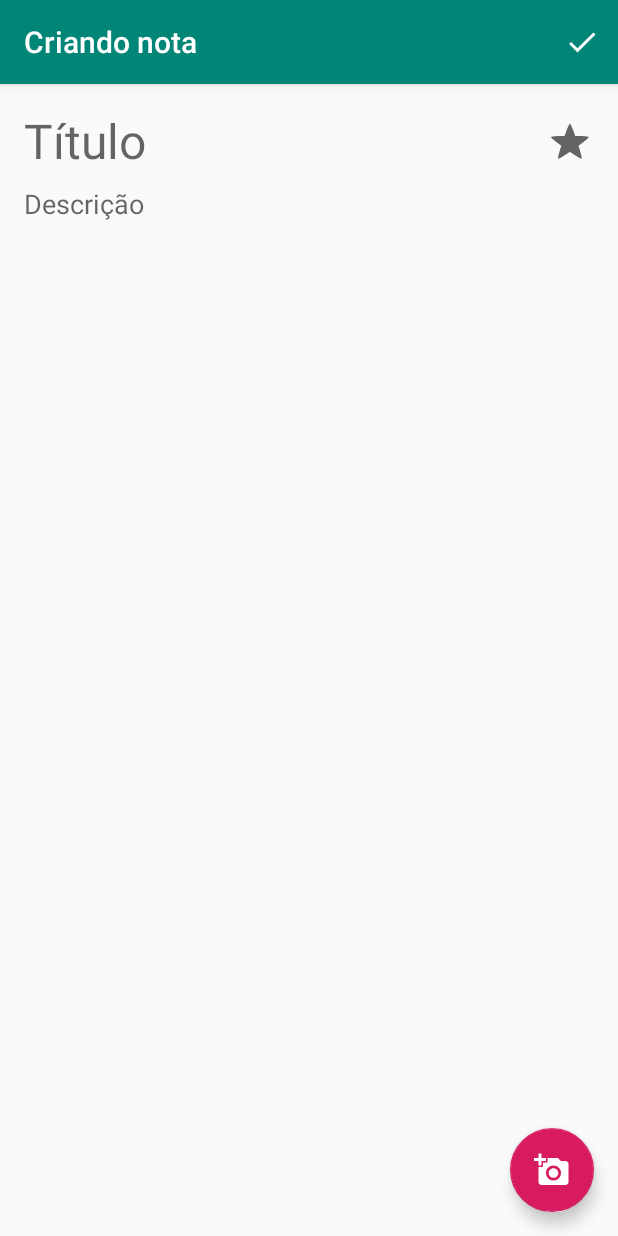
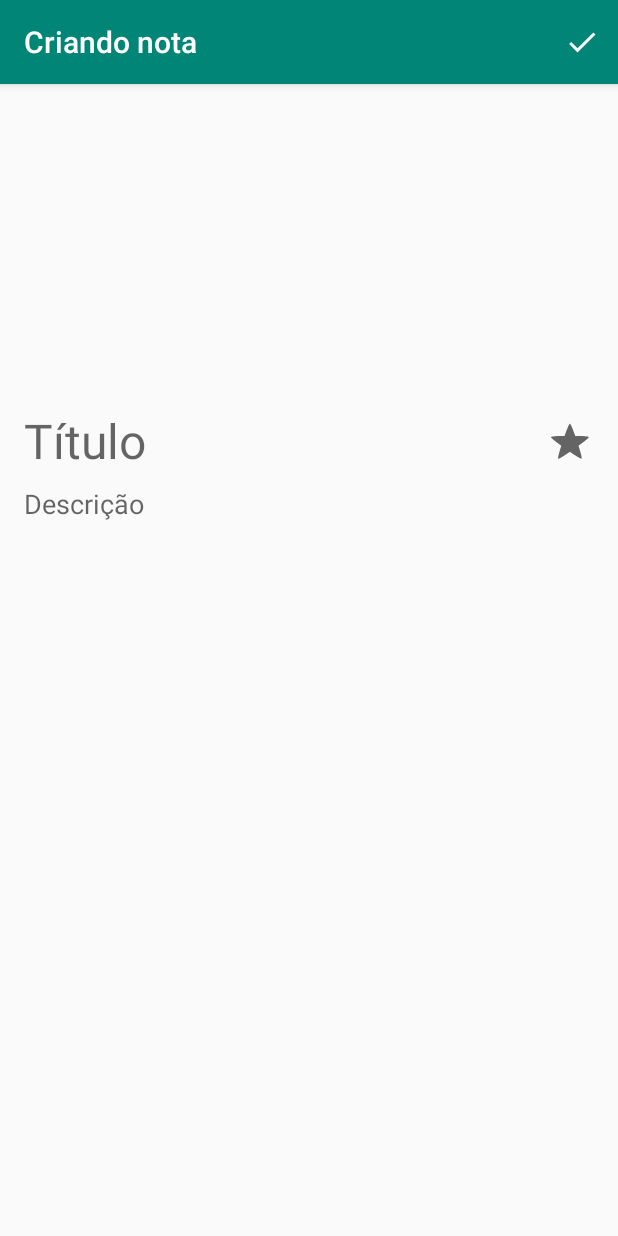
Before and after one commit to Akiira23/android-kotlin-data-binding, an Android app: the FormularioNotaFragment screen opened through its navigation route, on a phone screen of 412 x 824 dp. Run offline under Robolectric (Android 15) with nearby library versions, the phone set to English and light mode, and no system bars; our stand-ins replace Room's generated code, data binding; 1 statement that could not run was skipped.

```diff
--- a/android-databinding-projeto-inicial/app/src/main/java/br/com/alura/ceep/ui/databinding/ImageViewBindingAdapters.kt
+++ b/android-databinding-projeto-inicial/app/src/main/java/br/com/alura/ceep/ui/databinding/ImageViewBindingAdapters.kt
@@ -5,6 +5,6 @@ import androidx.databinding.BindingAdapter
 import br.com.alura.ceep.ui.extensions.carregaImagem
 
 @BindingAdapter("carregaImagem")
-fun ImageView.carregaImagemPorUrl(url: String) {
-    carregaImagem(url)
+fun ImageView.carregaImagemPorUrl(url: String?) {
+    url?.let { carregaImagem(url) }
 }
--- a/android-databinding-projeto-inicial/app/src/main/java/br/com/alura/ceep/ui/fragment/FormularioNotaFragment.kt
+++ b/android-databinding-projeto-inicial/app/src/main/java/br/com/alura/ceep/ui/fragment/FormularioNotaFragment.kt
@@ -7,11 +7,13 @@ import android.view.View.VISIBLE
 import android.widget.CheckBox
 import android.widget.EditText
 import android.widget.ImageView
+import androidx.databinding.ViewDataBinding
 import androidx.fragment.app.Fragment
 import androidx.lifecycle.Observer
 import androidx.navigation.fragment.findNavController
 import androidx.navigation.fragment.navArgs
 import br.com.alura.ceep.R
+import br.com.alura.ceep.databinding.FormularioNotaBinding
 import br.com.alura.ceep.model.Nota
 import br.com.alura.ceep.repository.Falha
 import br.com.alura.ceep.repository.Sucesso
@@ -54,6 +56,7 @@ class FormularioNotaFragment : Fragment() {
     private val fabAdicionaImagem: FloatingActionButton by lazy {
         formulario_nota_fab_adiciona_imagem
     }
+    private lateinit var viewDataBinding: FormularioNotaBinding
 
     override fun onCreate(savedInstanceState: Bundle?) {
         super.onCreate(savedInstanceState)
@@ -65,11 +68,9 @@ class FormularioNotaFragment : Fragment() {
         container: ViewGroup?,
         savedInstanceState: Bundle?
     ): View? {
-        return inflater.inflate(
-            R.layout.formulario_nota,
-            container,
-            false
-        )
+
+        viewDataBinding = FormularioNotaBinding.inflate(inflater, container, false)
+        return viewDataBinding.root
     }
 
     override fun onViewCreated(view: View, savedInstanceState: Bundle?) {
@@ -84,8 +85,8 @@ class FormularioNotaFragment : Fragment() {
         if (temIdValido()) {
             viewModel.buscaPorId(notaId).observe(this, Observer {
                 it?.let { notaEncontrada ->
+                    this.viewDataBinding.nota = notaEncontrada
                     inicializaNota(notaEncontrada)
-                    inicializaCampos()
                     appViewModel.temComponentes = appBarParaEdicao()
                 }
             })
@@ -129,15 +130,6 @@ class FormularioNotaFragment : Fragment() {
     private fun inicializaNota(notaEncontrada: Nota) {
         this.notaEncontrada = notaEncontrada
         urlAtual = this.notaEncontrada.imagemUrl
-    }
-
-    private fun inicializaCampos() {
-        if (::notaEncontrada.isInitialized) {
-            campoTitulo.setText(notaEncontrada.titulo)
-            campoDescricao.setText(notaEncontrada.descricao)
-            campoFavorita.isChecked = notaEncontrada.favorita
-            configuraImagem()
-        }
     }
 
     private fun configuraImagem() {
--- a/android-databinding-projeto-inicial/app/src/main/java/br/com/alura/ceep/ui/fragment/ListaNotasFragment.kt
+++ b/android-databinding-projeto-inicial/app/src/main/java/br/com/alura/ceep/ui/fragment/ListaNotasFragment.kt
@@ -8,6 +8,7 @@ import androidx.fragment.app.Fragment
 import androidx.lifecycle.Observer
 import androidx.navigation.fragment.findNavController
 import br.com.alura.ceep.R
+import br.com.alura.ceep.databinding.ListaNotasBinding
 import br.com.alura.ceep.ui.recyclerview.adapter.ListaNotasAdapter
 import br.com.alura.ceep.ui.viewmodel.AppViewModel
 import br.com.alura.ceep.ui.viewmodel.ComponentesVisuais
@@ -31,11 +32,11 @@ class ListaNotasFragment : Fragment() {
         container: ViewGroup?,
         savedInstanceState: Bundle?
     ): View? {
-        return inflater.inflate(
-            R.layout.lista_notas,
-            container,
-            false
-        )
+        val viewBinding = ListaNotasBinding.inflate(inflater, container, false)
+        viewBinding.vaiParaFormularioInsercao = View.OnClickListener {
+            vaiParaFormulario()
+        }
+        return viewBinding.root
     }
 
     override fun onViewCreated(view: View, savedInstanceState: Bundle?) {
@@ -43,9 +44,6 @@ class ListaNotasFragment : Fragment() {
         appViewModel.temComponentes = ComponentesVisuais(appBar = null)
         configuraRecyclerView()
         buscaTodasNotas()
-        lista_notas_fab_add.setOnClickListener {
-            vaiParaFormulario()
-        }
     }
 
     private fun buscaTodasNotas() {
--- a/android-databinding-projeto-inicial/app/src/main/res/layout/formulario_nota.xml
+++ b/android-databinding-projeto-inicial/app/src/main/res/layout/formulario_nota.xml
@@ -1,14 +1,24 @@
 <?xml version="1.0" encoding="utf-8"?>
+<layout>
+    <data>
+        <import type="android.view.View"/>
+        <variable
+            name="nota"
+            type="br.com.alura.ceep.model.Nota" />
+    </data>
     <androidx.constraintlayout.widget.ConstraintLayout xmlns:android="http://schemas.android.com/apk/res/android"
         xmlns:app="http://schemas.android.com/apk/res-auto"
         xmlns:tools="http://schemas.android.com/tools"
         android:layout_width="match_parent"
         android:layout_height="match_parent">
 
-    <ImageView android:contentDescription="@string/imagem_da_nota"
+        <ImageView
             android:id="@+id/formulario_nota_imagem"
             android:layout_width="0dp"
             android:layout_height="200dp"
+            android:contentDescription="@string/imagem_da_nota"
+            app:carregaImagem="@{nota.imagemUrl}"
+            android:visibility="@{nota.imagemUrl.isEmpty() ? View.GONE : View.VISIBLE}"
             app:layout_constraintEnd_toEndOf="parent"
             app:layout_constraintStart_toStartOf="parent"
             app:layout_constraintTop_toTopOf="parent"
@@ -24,6 +34,7 @@
             android:hint="@string/titulo"
             android:inputType="text"
             android:textSize="32sp"
+            android:text="@{nota.titulo}"
             app:layout_constraintBottom_toBottomOf="parent"
             app:layout_constraintEnd_toStartOf="@id/formulario_nota_favorita"
             app:layout_constraintStart_toStartOf="parent"
@@ -37,6 +48,7 @@
             android:layout_width="wrap_content"
             android:layout_height="wrap_content"
             android:layout_marginEnd="16dp"
+            android:checked="@{nota.favorita}"
             app:layout_constraintBottom_toBottomOf="@id/formulario_nota_titulo"
             app:layout_constraintEnd_toEndOf="parent"
             app:layout_constraintStart_toEndOf="@id/formulario_nota_titulo"
@@ -55,6 +67,7 @@
             android:hint="@string/descricao"
             android:inputType="text"
             android:textSize="18sp"
+            android:text="@{nota.descricao}"
             app:layout_constraintBottom_toBottomOf="parent"
             app:layout_constraintEnd_toEndOf="parent"
             app:layout_constraintStart_toStartOf="parent"
@@ -67,7 +80,9 @@
             android:layout_height="wrap_content"
             android:layout_margin="16dp"
             android:src="@drawable/ic_action_adiciona_foto"
+            android:visibility="@{nota.imagemUrl.empty ? View.VISIBLE : View.GONE}"
             app:layout_constraintBottom_toBottomOf="parent"
             app:layout_constraintEnd_toEndOf="parent" />
 
     </androidx.constraintlayout.widget.ConstraintLayout>
+</layout>
--- a/android-databinding-projeto-inicial/app/src/main/res/layout/item_nota.xml
+++ b/android-databinding-projeto-inicial/app/src/main/res/layout/item_nota.xml
@@ -4,6 +4,10 @@
     xmlns:tools="http://schemas.android.com/tools">
     <data>
         <import type="android.view.View"/>
+        <variable
+            name="clicaNaNota"
+            type="android.view.View.OnClickListener" />
+
         <variable
             name="nota"
             type="br.com.alura.ceep.model.Nota" />
@@ -12,6 +16,7 @@
         android:layout_width="match_parent"
         android:layout_height="wrap_content"
         android:layout_margin="8dp"
+        android:onClick="@{clicaNaNota}"
         app:cardCornerRadius="8dp"
         app:cardElevation="1dp">
 
```
Also changed, not shown: android-databinding-projeto-inicial/app/src/main/java/br/com/alura/ceep/ui/recyclerview/adapter/ListaNotasAdapter.kt (+7 -6 lines), android-databinding-projeto-inicial/app/src/main/res/layout/lista_notas.xml (+10 -1 lines). Lines whose indentation alone changed are shown as unchanged.
